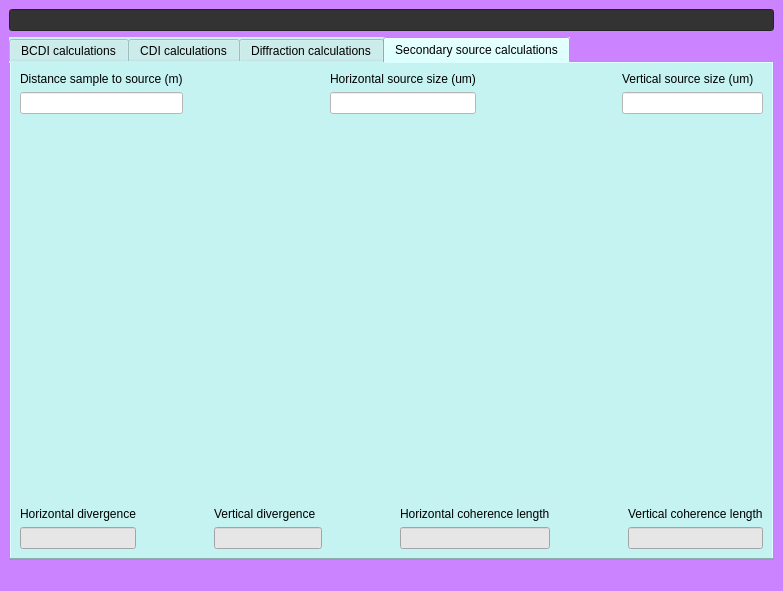
The window that cdicalc/resources/mainWindow.ui (carnisj/cdicalc) describes before a commit, drawn with Qt 5.
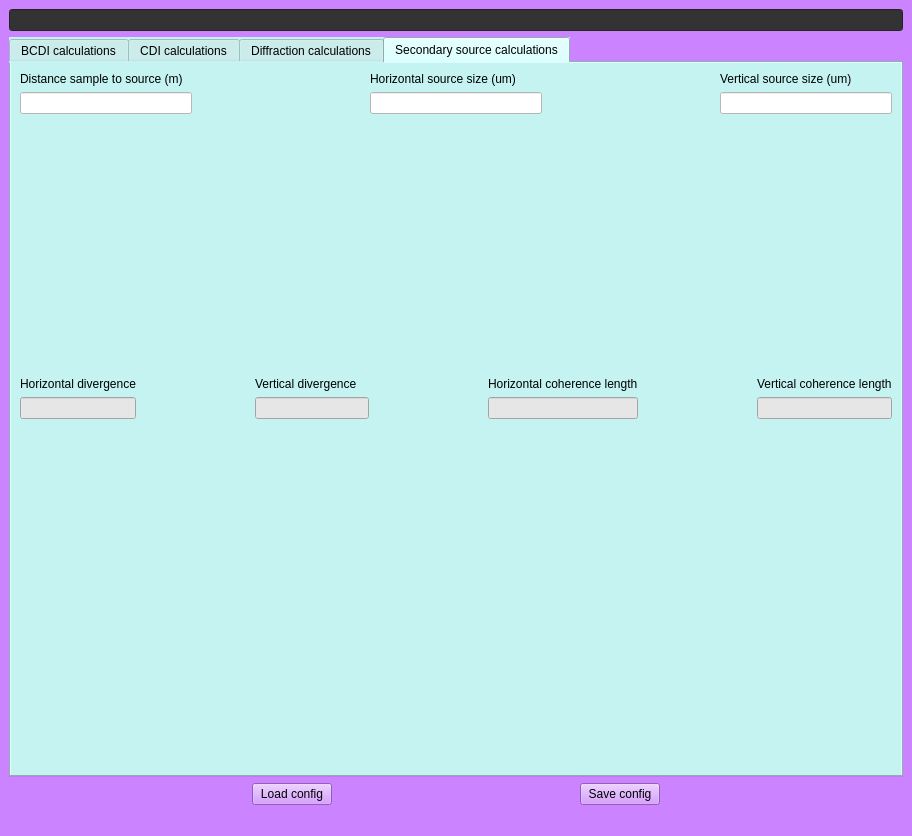
The same window after the commit. The open tabs and pages were chosen to show the change.

Commit message: config: implement the class ConfigFile, the button widgets and framework for the model

```diff
--- a/cdicalc/resources/mainWindow.ui
+++ b/cdicalc/resources/mainWindow.ui
@@ -6,8 +6,8 @@
    <rect>
     <x>0</x>
     <y>0</y>
-    <width>783</width>
-    <height>591</height>
+    <width>912</width>
+    <height>836</height>
    </rect>
   </property>
   <property name="windowTitle">
@@ -618,10 +618,80 @@
             </item>
            </layout>
           </item>
+          <item row="1" column="0">
+           <spacer name="verticalSpacer_4">
+            <property name="orientation">
+             <enum>Qt::Vertical</enum>
+            </property>
+            <property name="sizeHint" stdset="0">
+             <size>
+              <width>20</width>
+              <height>40</height>
+             </size>
+            </property>
+           </spacer>
+          </item>
          </layout>
         </widget>
        </widget>
       </item>
+      <item>
+       <layout class="QHBoxLayout" name="horizontalLayout_7">
+        <item>
+         <spacer name="horizontalSpacer_14">
+          <property name="orientation">
+           <enum>Qt::Horizontal</enum>
+          </property>
+          <property name="sizeHint" stdset="0">
+           <size>
+            <width>40</width>
+            <height>20</height>
+           </size>
+          </property>
+         </spacer>
+        </item>
+        <item>
+         <widget class="QPushButton" name="load_config">
+          <property name="text">
+           <string>Load config</string>
+          </property>
+         </widget>
+        </item>
+        <item>
+         <spacer name="horizontalSpacer_13">
+          <property name="orientation">
+           <enum>Qt::Horizontal</enum>
+          </property>
+          <property name="sizeHint" stdset="0">
+           <size>
+            <width>40</width>
+            <height>20</height>
+           </size>
+          </property>
+         </spacer>
+        </item>
+        <item>
+         <widget class="QPushButton" name="save_config">
+          <property name="text">
+           <string>Save config</string>
+          </property>
+         </widget>
+        </item>
+        <item>
+         <spacer name="horizontalSpacer_15">
+          <property name="orientation">
+           <enum>Qt::Horizontal</enum>
+          </property>
+          <property name="sizeHint" stdset="0">
+           <size>
+            <width>40</width>
+            <height>20</height>
+           </size>
+          </property>
+         </spacer>
+        </item>
+       </layout>
+      </item>
      </layout>
     </item>
    </layout>
```
Left out of the diff: 47 changed lines with no effect on the pictures. The commit also changes 7 other files.
